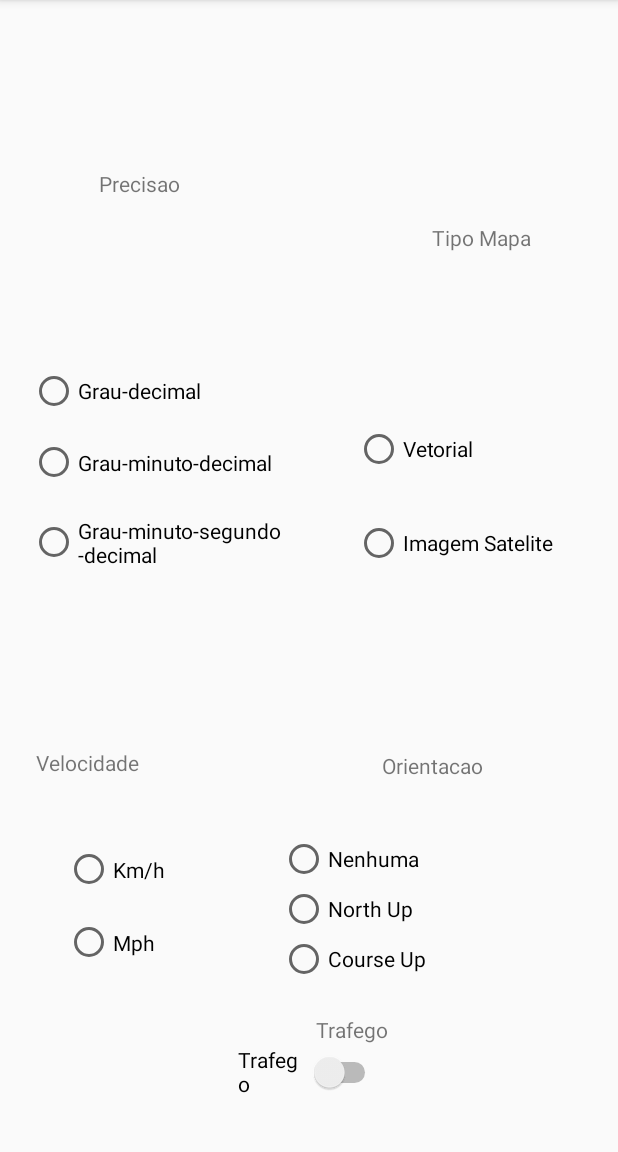
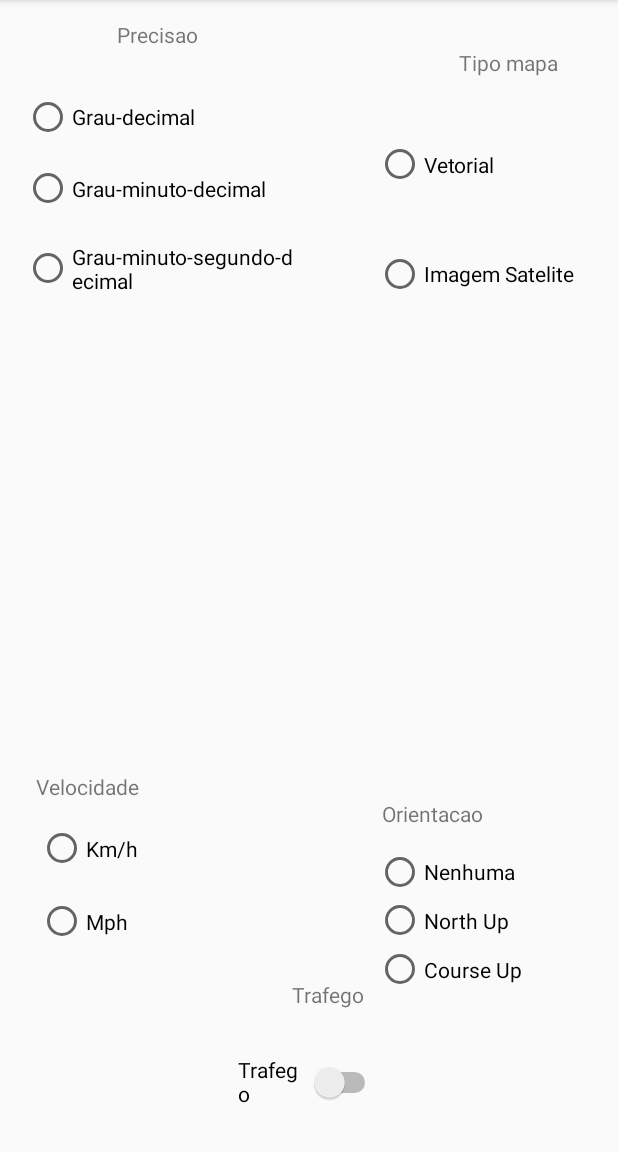
Before and after one commit to elkingmard/androidGpsFaculdade, an Android app: the ConfigActivity screen opened directly, with no data from a screen before it, on a phone screen of 412 x 824 dp, the part 84-1236 px from its top. Run offline under Robolectric (Android 15) with nearby library versions, the phone set to English and light mode, and no system bars.

Commit message:
fix config design

```diff
--- a/app/src/main/java/com/example/ramonmoraes/gpsfaculdade/ConfigActivity.java
+++ b/app/src/main/java/com/example/ramonmoraes/gpsfaculdade/ConfigActivity.java
@@ -1,13 +1,37 @@
 package com.example.ramonmoraes.gpsfaculdade;
 
+import android.content.SharedPreferences;
 import android.support.v7.app.AppCompatActivity;
 import android.os.Bundle;
 
 public class ConfigActivity extends AppCompatActivity {
+
+    private Integer precisao; //1 = grao-decimal , 2 = grau-minuto decimal , 3 = grau-minuto-segundo decimal
+    private Integer velocidade; // Km/h ou Mph
+    private Integer orientacao;
+    private Integer tipoMapa; //1= vetorial , 2 = imagem satelite;
+    private Boolean trafego;
 
     @Override
     protected void onCreate(Bundle savedInstanceState) {
         super.onCreate(savedInstanceState);
         setContentView(R.layout.activity_config);
     }
+
+    private void saveConfigPref(){
+        SharedPreferences sharedPref = getSharedPreferences("gpsConfig",CONTEXT_IGNORE_SECURITY);
+        SharedPreferences.Editor editor = sharedPref.edit();
+
+        editor.putInt("precisao",this.precisao);
+        editor.putInt("velocidade",this.velocidade);
+        editor.putInt("orientacao",this.orientacao);
+        editor.putInt("tipoMapa",this.tipoMapa);
+        editor.putBoolean("trafego",this.trafego);
+        editor.commit();
+    }
+
+    private void modifyAtributesValues(){
+
+    }
+
 }
--- a/app/src/main/java/com/example/ramonmoraes/gpsfaculdade/MapsActivity.java
+++ b/app/src/main/java/com/example/ramonmoraes/gpsfaculdade/MapsActivity.java
@@ -38,6 +38,7 @@ public class MapsActivity extends FragmentActivity implements OnMapReadyCallback
     private LocationProvider locPro; // Provedor de localização
     private static final int REQUEST_LOCATION = 2;
 
+
     @Override
     protected void onCreate(Bundle savedInstanceState) {
         super.onCreate(savedInstanceState);
@@ -61,15 +62,15 @@ public class MapsActivity extends FragmentActivity implements OnMapReadyCallback
         LatLng cellPhoneLocation = new LatLng(this.latitude, this.longitude);
         mMap.addMarker(new MarkerOptions().position(cellPhoneLocation).title("Você esta aqui"));
         mMap.moveCamera(CameraUpdateFactory.newLatLng(cellPhoneLocation));
+        mMap.animateCamera(CameraUpdateFactory.zoomTo(15.0f));
+
     }
 
     public void setInfosOverMap(){
-
         this.mapLat.setText( "latitude: " + this.latitude );
         this.mapLong.setText( "longitude: " + this.longitude );
         this.mapAlt.setText( "altitude: " + this.altitude );
         this.mapSpeed.setText( "Velocidade: " + this.speed );
-
     }
 
     public void setCellLocation() {
--- a/app/src/main/res/layout/activity_config.xml
+++ b/app/src/main/res/layout/activity_config.xml
@@ -13,11 +13,9 @@
         android:layout_width="wrap_content"
         android:layout_height="wrap_content"
         android:text="Precisao"
-        android:layout_marginBottom="8dp"
-        app:layout_constraintBottom_toTopOf="@+id/radioGroup"
-        app:layout_constraintTop_toTopOf="parent"
-        android:layout_marginTop="8dp"
-        android:layout_marginLeft="66dp"
+        android:layout_marginBottom="29dp"
+        app:layout_constraintBottom_toTopOf="@+id/precisaoGroup"
+        android:layout_marginLeft="78dp"
         app:layout_constraintLeft_toLeftOf="parent" />
 
     <TextView
@@ -25,82 +23,89 @@
         android:layout_width="wrap_content"
         android:layout_height="wrap_content"
         android:text="Velocidade"
-        android:layout_marginBottom="37dp"
-        app:layout_constraintBottom_toTopOf="@+id/radioGroup3"
         android:layout_marginStart="24dp"
-        app:layout_constraintLeft_toLeftOf="parent"
-        android:layout_marginLeft="24dp" />
+        android:layout_marginBottom="7dp"
+        app:layout_constraintBottom_toTopOf="@+id/velGroup"
+        android:layout_marginLeft="8dp"
+        app:layout_constraintLeft_toLeftOf="parent" />
 
     <TextView
         android:id="@+id/textView5"
         android:layout_width="wrap_content"
         android:layout_height="wrap_content"
         android:text="Orientacao"
-        android:layout_marginBottom="36dp"
-        app:layout_constraintBottom_toTopOf="@+id/radioGroup2"
-        android:layout_marginRight="66dp"
-        app:layout_constraintRight_toRightOf="parent"
-        android:layout_marginEnd="90dp" />
+        android:layout_marginEnd="90dp"
+        android:layout_marginBottom="13dp"
+        app:layout_constraintBottom_toTopOf="@+id/orientacaoGroup"
+        android:layout_marginRight="55dp"
+        app:layout_constraintRight_toRightOf="parent" />
 
-    <TextView
-        android:id="@+id/textView6"
-        android:layout_width="wrap_content"
-        android:layout_height="wrap_content"
-        android:layout_marginBottom="8dp"
-        android:text="Tipo Mapa"
-        app:layout_constraintBottom_toTopOf="@+id/radioGroup4"
-        app:layout_constraintTop_toTopOf="parent"
-        android:layout_marginTop="8dp"
-        app:layout_constraintVertical_bias="0.604"
-        android:layout_marginRight="58dp"
-        app:layout_constraintRight_toRightOf="parent" />
 
     <Switch
         android:id="@+id/btnTrafego"
         android:layout_width="95dp"
         android:layout_height="37dp"
-        android:layout_marginBottom="8dp"
         android:layout_marginEnd="8dp"
-        android:layout_marginLeft="8dp"
-        android:layout_marginRight="8dp"
         android:layout_marginStart="8dp"
-        android:layout_marginTop="8dp"
         android:text="Trafego"
         app:layout_constraintBottom_toBottomOf="parent"
-        app:layout_constraintHorizontal_bias="0.501"
+        android:layout_marginBottom="28dp"
+        android:layout_marginLeft="145dp"
         app:layout_constraintLeft_toLeftOf="parent"
-        app:layout_constraintRight_toRightOf="parent"
-        app:layout_constraintTop_toBottomOf="@+id/radioGroup3"
-        app:layout_constraintVertical_bias="0.566" />
+        android:layout_marginRight="8dp"
+        app:layout_constraintRight_toRightOf="parent" />
 
     <TextView
         android:id="@+id/textView7"
         android:layout_width="wrap_content"
         android:layout_height="wrap_content"
         android:text="Trafego"
-        android:layout_marginRight="148dp"
-        app:layout_constraintRight_toRightOf="parent"
+        android:layout_marginStart="8dp"
+        android:layout_marginEnd="148dp"
+        android:layout_marginBottom="30dp"
+        app:layout_constraintBottom_toTopOf="@+id/btnTrafego"
         android:layout_marginLeft="8dp"
         app:layout_constraintLeft_toLeftOf="parent"
-        app:layout_constraintHorizontal_bias="0.975"
-        app:layout_constraintBottom_toTopOf="@+id/btnTrafego"
-        android:layout_marginStart="8dp"
-        android:layout_marginEnd="148dp"
-        app:layout_constraintTop_toBottomOf="@+id/radioGroup2"
-        app:layout_constraintVertical_bias="1.0" />
+        android:layout_marginRight="8dp"
+        app:layout_constraintRight_toRightOf="parent"
+        app:layout_constraintHorizontal_bias="0.899" />
 
     <RadioGroup
-        android:id="@+id/radioGroup4"
-        android:layout_width="175dp"
-        android:layout_height="125dp"
-        app:layout_constraintLeft_toRightOf="@+id/radioGroup"
+        android:id="@+id/precisaoGroup"
+        android:layout_width="186dp"
+        android:layout_height="157dp"
+        android:layout_marginLeft="16dp"
+        app:layout_constraintLeft_toLeftOf="parent"
+        app:layout_constraintTop_toTopOf="parent"
+        android:layout_marginTop="62dp">
+
+        <RadioButton
+            android:id="@+id/btnPrecisao1"
+            android:layout_width="match_parent"
+            android:layout_height="wrap_content"
+            android:text="Grau-decimal" />
+
+        <RadioButton
+            android:id="@+id/btnPrecisao2"
+            android:layout_width="match_parent"
+            android:layout_height="63dp"
+            android:text="Grau-minuto-decimal" />
+
+        <RadioButton
+            android:id="@+id/btnPrecisao3"
+            android:layout_width="match_parent"
+            android:layout_height="43dp"
+            android:text="Grau-minuto-segundo-decimal" />
+    </RadioGroup>
+
+    <RadioGroup
+        android:id="@+id/tipoGroup"
+        android:layout_width="153dp"
+        android:layout_height="146dp"
+        android:layout_marginRight="8dp"
         app:layout_constraintRight_toRightOf="parent"
-        android:layout_marginBottom="8dp"
-        app:layout_constraintBottom_toTopOf="@+id/textView5"
-        app:layout_constraintHorizontal_bias="1.0"
         app:layout_constraintTop_toTopOf="parent"
-        android:layout_marginTop="8dp"
-        app:layout_constraintVertical_bias="0.723">
+        android:layout_marginTop="73dp">
 
         <RadioButton
             android:id="@+id/btnMapType1"
@@ -117,44 +122,26 @@
             android:text="Imagem Satelite" />
     </RadioGroup>
 
-    <RadioGroup
-        android:id="@+id/radioGroup3"
-        android:layout_width="91dp"
-        android:layout_height="97dp"
-        app:layout_constraintHorizontal_bias="0.23"
-        app:layout_constraintLeft_toLeftOf="parent"
-        app:layout_constraintRight_toLeftOf="@+id/radioGroup2"
-        app:layout_constraintBottom_toBottomOf="parent"
-        android:layout_marginBottom="115dp">
-
-        <RadioButton
-            android:id="@+id/btnVel1"
-            android:layout_width="wrap_content"
-            android:layout_height="wrap_content"
-            android:layout_weight="1"
-            android:text="Km/h" />
-
-        <RadioButton
-            android:id="@+id/btnVel2"
-            android:layout_width="wrap_content"
-            android:layout_height="wrap_content"
-            android:layout_weight="1"
-            android:text="Mph" />
-    </RadioGroup>
+    <TextView
+        android:id="@+id/tipoMapaText"
+        android:layout_width="wrap_content"
+        android:layout_height="wrap_content"
+        android:layout_marginBottom="22dp"
+        android:layout_marginRight="40dp"
+        android:text="Tipo mapa"
+        app:layout_constraintBottom_toTopOf="@+id/tipoGroup"
+        app:layout_constraintRight_toRightOf="parent" />
 
     <RadioGroup
-        android:id="@+id/radioGroup2"
-        android:layout_width="174dp"
-        android:layout_height="100dp"
+        android:id="@+id/orientacaoGroup"
+        android:layout_width="153dp"
+        android:layout_height="97dp"
         android:layout_marginEnd="8dp"
-        android:layout_marginLeft="8dp"
-        android:layout_marginRight="8dp"
+        android:layout_marginRight="16dp"
         android:layout_marginStart="8dp"
-        app:layout_constraintHorizontal_bias="0.528"
-        app:layout_constraintLeft_toRightOf="@+id/radioGroup3"
         app:layout_constraintRight_toRightOf="parent"
         app:layout_constraintBottom_toBottomOf="parent"
-        android:layout_marginBottom="112dp">
+        android:layout_marginBottom="105dp">
 
         <RadioButton
             android:id="@+id/btnOrientacao1"
@@ -179,33 +166,27 @@
     </RadioGroup>
 
     <RadioGroup
-        android:id="@+id/radioGroup"
-        android:layout_width="169dp"
-        android:layout_height="149dp"
-        android:layout_marginRight="8dp"
-        app:layout_constraintBottom_toTopOf="@+id/textView4"
-        app:layout_constraintHorizontal_bias="0.084"
-        app:layout_constraintLeft_toLeftOf="parent"
-        app:layout_constraintRight_toRightOf="parent"
-        app:layout_constraintTop_toBottomOf="@+id/textView3">
+        android:id="@+id/velGroup"
+        android:layout_width="91dp"
+        android:layout_height="97dp"
+        android:layout_marginBottom="129dp"
+        android:layout_marginLeft="25dp"
+        app:layout_constraintBottom_toBottomOf="parent"
+        app:layout_constraintLeft_toLeftOf="parent">
 
         <RadioButton
-            android:id="@+id/btnPrecisao1"
-            android:layout_width="match_parent"
+            android:id="@+id/btnVel1"
+            android:layout_width="wrap_content"
             android:layout_height="wrap_content"
-            android:text="Grau-decimal" />
+            android:layout_weight="1"
+            android:text="Km/h" />
 
         <RadioButton
-            android:id="@+id/btnPrecisao2"
-            android:layout_width="match_parent"
-            android:layout_height="63dp"
-            android:text="Grau-minuto-decimal" />
-
-        <RadioButton
-            android:id="@+id/btnPrecisao3"
-            android:layout_width="match_parent"
-            android:layout_height="43dp"
-            android:text="Grau-minuto-segundo-decimal" />
+            android:id="@+id/btnVel2"
+            android:layout_width="wrap_content"
+            android:layout_height="wrap_content"
+            android:layout_weight="1"
+            android:text="Mph" />
     </RadioGroup>
 
 </android.support.constraint.ConstraintLayout>
```
